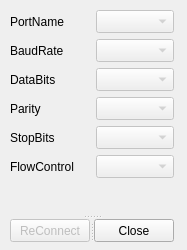
The window that commport.ui (Merholg/PowerMonitor) describes before a commit, drawn with Qt 5.
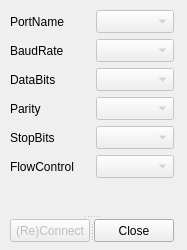
The same window after the commit.

Commit message: add commport combobox Qt::Role

```diff
--- a/commport.ui
+++ b/commport.ui
@@ -335,7 +335,7 @@
       </size>
      </property>
      <property name="text">
-      <string>ReConnect</string>
+      <string>(Re)Connect</string>
      </property>
      <property name="checkable">
       <bool>true</bool>
```
The commit also changes 2 other files.
